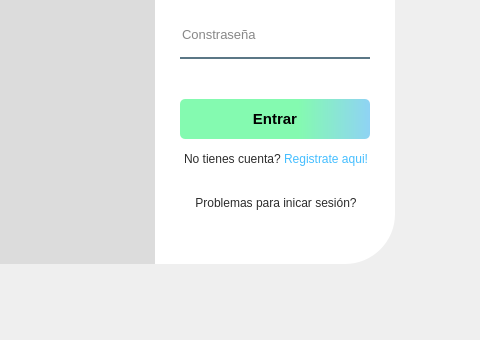
Before: the Qt Designer form UI/loginWindow.ui in Jowy43/EzTestGenerator, drawn with Qt 5; both pictures show x 145 to 625 and y 226 to 566 of the 625 by 566 pixel window.
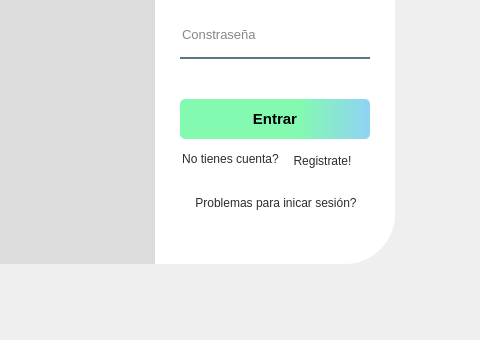
After: the same form once the commit is applied. Icons and pictures are not drawn.

```diff
--- a/UI/loginWindow.ui
+++ b/UI/loginWindow.ui
@@ -194,7 +194,7 @@
       <rect>
        <x>295</x>
        <y>345</y>
-       <width>192</width>
+       <width>101</width>
        <height>21</height>
       </rect>
      </property>
@@ -202,7 +202,7 @@
       <string notr="true">color:rgba(0,0,0,210)</string>
      </property>
      <property name="text">
-      <string>&lt;html&gt;&lt;head/&gt;&lt;body&gt;&lt;p&gt;No tienes cuenta? &lt;span style=&quot; color:#45beff;&quot;&gt;Registrate aqui!&lt;/span&gt;&lt;/p&gt;&lt;/body&gt;&lt;/html&gt;</string>
+      <string>&lt;html&gt;&lt;head/&gt;&lt;body&gt;&lt;p&gt;No tienes cuenta?&lt;/p&gt;&lt;/body&gt;&lt;/html&gt;</string>
      </property>
      <property name="alignment">
       <set>Qt::AlignCenter</set>
@@ -286,6 +286,23 @@
       <set>Qt::AlignCenter</set>
      </property>
     </widget>
+    <widget class="QPushButton" name="pushButton">
+     <property name="geometry">
+      <rect>
+       <x>400</x>
+       <y>345</y>
+       <width>75</width>
+       <height>23</height>
+      </rect>
+     </property>
+     <property name="styleSheet">
+      <string notr="true">color:rgba(0,0,0,210);
+border:none;</string>
+     </property>
+     <property name="text">
+      <string>Registrate!</string>
+     </property>
+    </widget>
    </widget>
   </widget>
  </widget>
```
